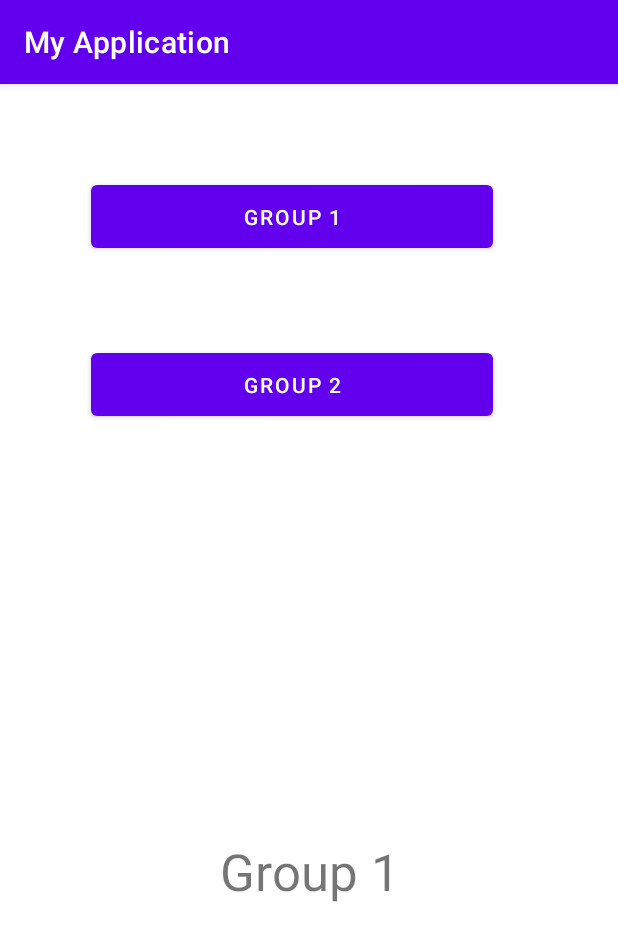
After one commit to MAD11877/mad22-practical-3---event-handling-JunxiLu, an Android app: the fragment Group1Fragment placed in its activity, on a phone screen of 412 x 824 dp. The commit adds this screen. Shown: the top 941 px of the screen. Run offline under Robolectric (Android 15) with nearby library versions, the phone set to English and light mode, and no system bars.

Commit message:
Practical 3 with challenge done

```diff
--- a/app/build.gradle
+++ b/app/build.gradle
@@ -32,6 +32,7 @@ dependencies {
     implementation 'androidx.appcompat:appcompat:1.4.1'
     implementation 'com.google.android.material:material:1.5.0'
     implementation 'androidx.constraintlayout:constraintlayout:2.1.3'
+    implementation 'androidx.legacy:legacy-support-v4:1.0.0'
     testImplementation 'junit:junit:4.13.2'
     androidTestImplementation 'androidx.test.ext:junit:1.1.3'
     androidTestImplementation 'androidx.test.espresso:espresso-core:3.4.0'
--- a/app/src/main/AndroidManifest.xml
+++ b/app/src/main/AndroidManifest.xml
@@ -9,6 +9,9 @@
         android:roundIcon="@mipmap/ic_launcher_round"
         android:supportsRtl="true"
         android:theme="@style/Theme.MyApplication">
+        <activity
+            android:name=".MessageGroup"
+            android:exported="false" />
         <activity
             android:name=".ListActivity"
             android:exported="true">
--- /dev/null
+++ b/app/src/main/java/sg/edu/np/mad/junxiprac2/Group1Fragment.java
@@ -0,0 +1,64 @@
+package sg.edu.np.mad.junxiprac2;
+
+import android.os.Bundle;
+
+import androidx.fragment.app.Fragment;
+
+import android.view.LayoutInflater;
+import android.view.View;
+import android.view.ViewGroup;
+
+/**
+ * A simple {@link Fragment} subclass.
+ * Use the {@link Group1Fragment#newInstance} factory method to
+ * create an instance of this fragment.
+ */
+public class Group1Fragment extends Fragment {
+
+    // TODO: Rename parameter arguments, choose names that match
+    // the fragment initialization parameters, e.g. ARG_ITEM_NUMBER
+    private static final String ARG_PARAM1 = "param1";
+    private static final String ARG_PARAM2 = "param2";
+
+    // TODO: Rename and change types of parameters
+    private String mParam1;
+    private String mParam2;
+
+    public Group1Fragment() {
+        // Required empty public constructor
+    }
+
+    /**
+     * Use this factory method to create a new instance of
+     * this fragment using the provided parameters.
+     *
+     * @param param1 Parameter 1.
+     * @param param2 Parameter 2.
+     * @return A new instance of fragment Group1Fragment.
+     */
+    // TODO: Rename and change types and number of parameters
+    public static Group1Fragment newInstance(String param1, String param2) {
+        Group1Fragment fragment = new Group1Fragment();
+        Bundle args = new Bundle();
+        args.putString(ARG_PARAM1, param1);
+        args.putString(ARG_PARAM2, param2);
+        fragment.setArguments(args);
+        return fragment;
+    }
+
+    @Override
+    public void onCreate(Bundle savedInstanceState) {
+        super.onCreate(savedInstanceState);
+        if (getArguments() != null) {
+            mParam1 = getArguments().getString(ARG_PARAM1);
+            mParam2 = getArguments().getString(ARG_PARAM2);
+        }
+    }
+
+    @Override
+    public View onCreateView(LayoutInflater inflater, ViewGroup container,
+                             Bundle savedInstanceState) {
+        // Inflate the layout for this fragment
+        return inflater.inflate(R.layout.fragment_group1, container, false);
+    }
+}
--- /dev/null
+++ b/app/src/main/java/sg/edu/np/mad/junxiprac2/MessageGroup.java
@@ -0,0 +1,34 @@
+package sg.edu.np.mad.junxiprac2;
+
+import androidx.appcompat.app.AppCompatActivity;
+import androidx.fragment.app.FragmentTransaction;
+
+import android.os.Bundle;
+
+import android.widget.Button;
+
+public class MessageGroup extends AppCompatActivity {
+
+    @Override
+    protected void onCreate(Bundle savedInstanceState) {
+        super.onCreate(savedInstanceState);
+        setContentView(R.layout.activity_message_group);
+
+
+        Button groupButton = findViewById(R.id.Group1Btn);
+        groupButton.setOnClickListener(view -> {
+            FragmentTransaction ft = getSupportFragmentManager().beginTransaction();
+            Group1Fragment Group1box = Group1Fragment.newInstance("Group ", "1");
+            ft.replace(R.id.Frame, Group1box);
+            ft.commit();
+
+        });
+        Button group2Button = findViewById(R.id.Group2Btn);
+        group2Button.setOnClickListener(view -> {
+            FragmentTransaction ft = getSupportFragmentManager().beginTransaction();
+            Group1Fragment Group2box = Group1Fragment.newInstance("Group ", "1");
+            ft.replace(R.id.Frame, Group2box);
+            ft.commit();
+        });
+    }
+}
--- /dev/null
+++ b/app/src/main/res/layout/activity_message_group.xml
@@ -0,0 +1,47 @@
+<?xml version="1.0" encoding="utf-8"?>
+<androidx.constraintlayout.widget.ConstraintLayout xmlns:android="http://schemas.android.com/apk/res/android"
+    xmlns:app="http://schemas.android.com/apk/res-auto"
+    xmlns:tools="http://schemas.android.com/tools"
+    android:layout_width="match_parent"
+    android:layout_height="match_parent"
+    tools:context=".MessageGroup">
+
+    <Button
+        android:id="@+id/Group1Btn"
+        android:layout_width="268dp"
+        android:layout_height="54dp"
+        android:layout_marginStart="60dp"
+        android:layout_marginTop="25dp"
+        android:layout_marginEnd="83dp"
+        android:layout_marginBottom="22dp"
+        android:text="Group 1"
+        app:layout_constraintBottom_toTopOf="@+id/Group2Btn"
+        app:layout_constraintEnd_toEndOf="parent"
+        app:layout_constraintStart_toStartOf="parent"
+        app:layout_constraintTop_toTopOf="parent" />
+
+    <Button
+        android:id="@+id/Group2Btn"
+        android:layout_width="268dp"
+        android:layout_height="54dp"
+        android:layout_marginStart="60dp"
+        android:layout_marginEnd="83dp"
+        android:layout_marginBottom="8dp"
+        android:text="Group 2"
+        app:layout_constraintBottom_toTopOf="@+id/Frame"
+        app:layout_constraintEnd_toEndOf="parent"
+        app:layout_constraintStart_toStartOf="parent"
+        app:layout_constraintTop_toBottomOf="@+id/Group1Btn" />
+
+    <FrameLayout
+        android:id="@+id/Frame"
+        android:layout_width="409dp"
+        android:layout_height="446dp"
+        android:layout_marginTop="15dp"
+        app:layout_constraintBottom_toBottomOf="parent"
+        app:layout_constraintEnd_toEndOf="parent"
+        app:layout_constraintStart_toStartOf="parent"
+        app:layout_constraintTop_toBottomOf="@+id/Group2Btn">
+
+    </FrameLayout>
+</androidx.constraintlayout.widget.ConstraintLayout>
--- /dev/null
+++ b/app/src/main/res/layout/fragment_group1.xml
@@ -0,0 +1,31 @@
+<?xml version="1.0" encoding="utf-8"?>
+<FrameLayout xmlns:android="http://schemas.android.com/apk/res/android"
+    xmlns:app="http://schemas.android.com/apk/res-auto"
+    xmlns:tools="http://schemas.android.com/tools"
+    android:layout_width="match_parent"
+    android:layout_height="wrap_content"
+    tools:context=".Group1Fragment">
+
+    <!-- TODO: Update blank fragment layout -->
+
+    <androidx.constraintlayout.widget.ConstraintLayout
+        android:layout_width="match_parent"
+        android:layout_height="match_parent">
+
+        <TextView
+            android:id="@+id/Group1box"
+            android:layout_width="match_parent"
+            android:layout_height="match_parent"
+            android:layout_marginStart="32dp"
+            android:layout_marginTop="216dp"
+            android:layout_marginEnd="32dp"
+            android:text="Group 1"
+            android:textAlignment="center"
+            android:textSize="34sp"
+            app:layout_constraintEnd_toEndOf="parent"
+            app:layout_constraintHorizontal_bias="0.0"
+            app:layout_constraintStart_toStartOf="parent"
+            app:layout_constraintTop_toTopOf="parent" />
+    </androidx.constraintlayout.widget.ConstraintLayout>
+
+</FrameLayout>
--- a/app/src/main/res/values/strings.xml
+++ b/app/src/main/res/values/strings.xml
@@ -5,4 +5,6 @@
     <string name="message">Message</string>
     <string name="unfollow">Unfollow</string>
     <string name="follow">Follow</string>
+    <!-- TODO: Remove or change this placeholder text -->
+    <string name="hello_blank_fragment">Hello blank fragment</string>
 </resources>
```
Also changed, not shown: app/src/main/java/sg/edu/np/mad/junxiprac2/Group2Fragment.java (added, +64 -0 lines), app/src/main/java/sg/edu/np/mad/junxiprac2/MainActivity.java (+11 -7 lines), app/src/main/res/layout/fragment_group2.xml (added, +28 -0 lines).
